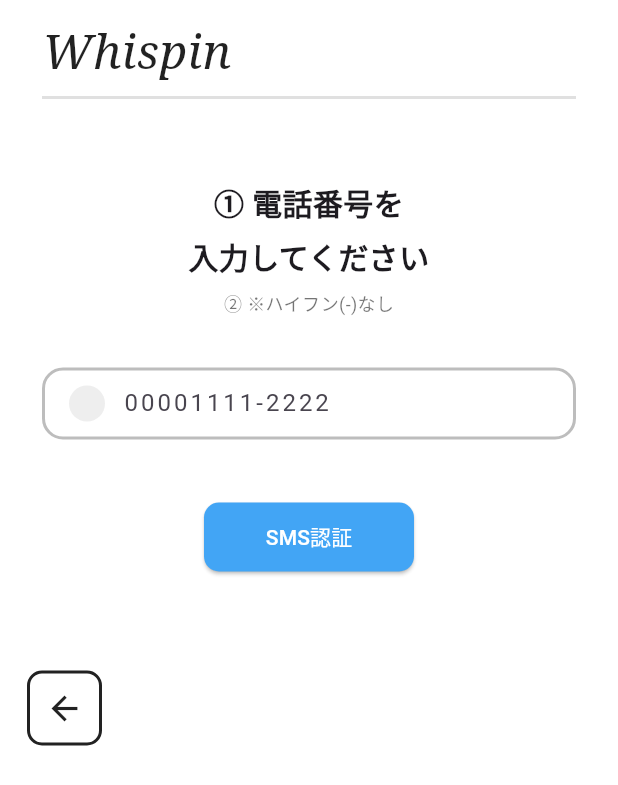
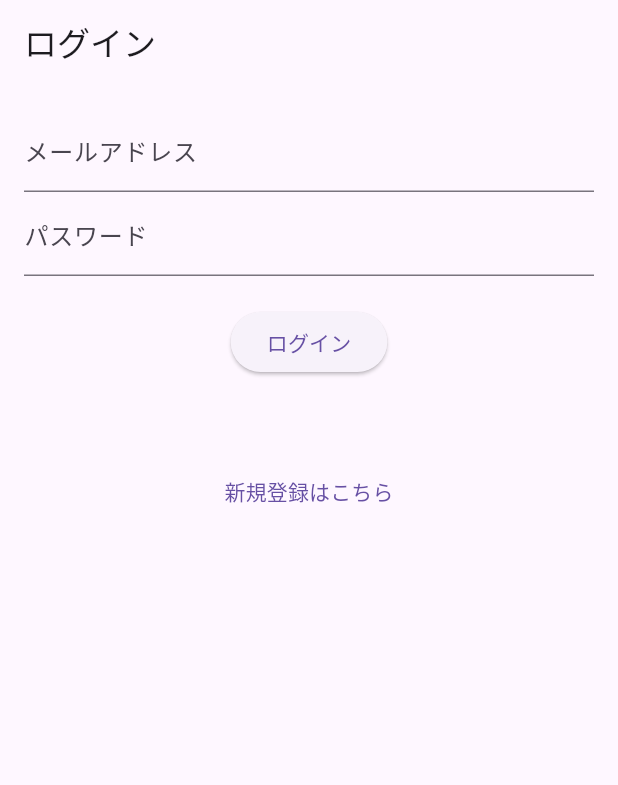
Before and after one commit to Frisk9673/Whispin, a Flutter app: the LoginPage screen opened directly, on a phone screen of 412 x 824 dp. Shown: the top 785 px of the screen. Run offline on Flutter 3.47's test engine with Material 3 defaults, Android fonts, the phone set to English and light mode, and no system bars; our stand-ins replace cloud_firestore, firebase_auth, firebase_core, image_picker; accounts and stored records are empty.

```diff
--- a/lib/login.dart
+++ b/lib/login.dart
@@ -1,183 +1,76 @@
 import 'package:flutter/material.dart';
-import 'package:flutter/services.dart';
+import 'package:firebase_auth/firebase_auth.dart';
+
+import 'home.dart';
+import 'account_create.dart';
 
 class LoginPage extends StatefulWidget {
-  const LoginPage({Key? key}) : super(key: key);
+  const LoginPage({super.key});
 
   @override
   State<LoginPage> createState() => _LoginPageState();
 }
 
 class _LoginPageState extends State<LoginPage> {
-  final TextEditingController _phoneController = TextEditingController();
+  final emailController = TextEditingController();
+  final passwordController = TextEditingController();
 
-  @override
-  void dispose() {
-    _phoneController.dispose();
-    super.dispose();
+  String message = '';
+
+  Future<void> loginUser() async {
+    try {
+      await FirebaseAuth.instance.signInWithEmailAndPassword(
+        email: emailController.text.trim(),
+        password: passwordController.text.trim(),
+      );
+
+      // ログイン成功 → Home へ遷移
+      Navigator.pushReplacement(
+        context,
+        MaterialPageRoute(builder: (_) => const RoomJoinScreen()),
+      );
+    } catch (e) {
+      setState(() => message = "ログインエラー: $e");
+    }
   }
 
   @override
   Widget build(BuildContext context) {
     return Scaffold(
-      backgroundColor: Colors.white,
-      body: SafeArea(
-        child: Stack(
+      appBar: AppBar(title: const Text('ログイン')),
+      body: Padding(
+        padding: const EdgeInsets.all(16),
+        child: Column(
           children: [
-            SingleChildScrollView(
-              child: Padding(
-                padding: const EdgeInsets.symmetric(horizontal: 28.0),
-                child: Column(
-                  crossAxisAlignment: CrossAxisAlignment.center,
-                  children: [
-                    const SizedBox(height: 12),
-                    // Header
-                    Row(
-                      children: [
-                        Text(
-                          'Whispin',
-                          style: TextStyle(
-                            fontFamily: 'Serif',
-                            fontSize: 32,
-                            fontStyle: FontStyle.italic,
-                            color: Colors.black87,
-                          ),
-                        ),
-                        const Expanded(child: SizedBox()),
-                        // underline line to mimic screenshot
-                      ],
-                    ),
-                    Container(
-                      margin: const EdgeInsets.only(top: 6, bottom: 36),
-                      height: 2,
-                      color: Colors.black12,
-                    ),
+            TextField(
+              controller: emailController,
+              decoration: const InputDecoration(labelText: 'メールアドレス'),
+            ),
+            TextField(
+              controller: passwordController,
+              decoration: const InputDecoration(labelText: 'パスワード'),
+              obscureText: true,
+            ),
+            const SizedBox(height: 20),
 
-                    const SizedBox(height: 18),
-
-                    // Title
-                    Center(
-                      child: Column(
-                        children: const [
-                          Text(
-                            '① 電話番号を',
-                            textAlign: TextAlign.center,
-                            style: TextStyle(
-                              fontSize: 20,
-                              fontWeight: FontWeight.bold,
-                            ),
-                          ),
-                          SizedBox(height: 6),
-                          Text(
-                            '入力してください',
-                            textAlign: TextAlign.center,
-                            style: TextStyle(
-                              fontSize: 20,
-                              fontWeight: FontWeight.bold,
-                            ),
-                          ),
-                          SizedBox(height: 8),
-                          Text(
-                            '② ※ハイフン(-)なし',
-                            style: TextStyle(
-                              fontSize: 12,
-                              color: Colors.black54,
-                            ),
-                          ),
-                        ],
-                      ),
-                    ),
-
-                    const SizedBox(height: 28),
-
-                    // Phone input box styled like screenshot
-                    Container(
-                      margin: const EdgeInsets.symmetric(vertical: 6),
-                      padding: const EdgeInsets.symmetric(
-                          horizontal: 16, vertical: 6),
-                      decoration: BoxDecoration(
-                        borderRadius: BorderRadius.circular(14),
-                        border: Border.all(color: Colors.black26, width: 2),
-                      ),
-                      child: Row(
-                        children: [
-                          // left small circle like screenshot indicator
-                          Container(
-                            width: 24,
-                            height: 24,
-                            decoration: BoxDecoration(
-                              color: Colors.grey.shade200,
-                              borderRadius: BorderRadius.circular(12),
-                            ),
-                          ),
-                          const SizedBox(width: 12),
-                          Expanded(
-                            child: TextField(
-                              controller: _phoneController,
-                              keyboardType: TextInputType.phone,
-                              inputFormatters: [
-                                FilteringTextInputFormatter.digitsOnly
-                              ],
-                              decoration: const InputDecoration(
-                                border: InputBorder.none,
-                                hintText: '00001111-2222',
-                                isDense: true,
-                              ),
-                              style: const TextStyle(letterSpacing: 2.0),
-                            ),
-                          ),
-                        ],
-                      ),
-                    ),
-
-                    const SizedBox(height: 36),
-
-                    // SMS button
-                    SizedBox(
-                      width: 140,
-                      height: 46,
-                      child: ElevatedButton(
-                        onPressed: () {
-                          // TODO: implement SMS authentication
-                          final phone = _phoneController.text.trim();
-                          ScaffoldMessenger.of(context).showSnackBar(
-                            SnackBar(content: Text('送信: $phone')),
-                          );
-                        },
-                        style: ElevatedButton.styleFrom(
-                          backgroundColor: Colors.blue.shade400,
-                          shape: RoundedRectangleBorder(
-                            borderRadius: BorderRadius.circular(10),
-                          ),
-                        ),
-                        child: const Text('SMS認証',
-                            style: TextStyle(color: Colors.white)),
-                      ),
-                    ),
-
-                    const SizedBox(height: 140),
-                  ],
-                ),
-              ),
+            ElevatedButton(
+              onPressed: loginUser,
+              child: const Text('ログイン'),
             ),
 
-            // Back button bottom-left like screenshot
-            Positioned(
-              left: 18,
-              bottom: 24,
-              child: GestureDetector(
-                onTap: () => Navigator.of(context).maybePop(),
-                child: Container(
-                  padding: const EdgeInsets.all(10),
-                  decoration: BoxDecoration(
-                    borderRadius: BorderRadius.circular(10),
-                    border: Border.all(color: Colors.black87, width: 2),
-                    color: Colors.white,
-                  ),
-                  child: const Icon(Icons.arrow_back, size: 26),
-                ),
-              ),
-            ),
+            const SizedBox(height: 20),
+            Text(message, style: const TextStyle(color: Colors.red)),
+
+            const SizedBox(height: 10),
+            TextButton(
+              onPressed: () {
+                Navigator.push(
+                  context,
+                  MaterialPageRoute(builder: (_) => const UserRegisterPage()),
+                );
+              },
+              child: const Text("新規登録はこちら"),
+            )
           ],
         ),
       ),
```
Also changed, not shown: lib/account_create.dart (+75 -59 lines), lib/main.dart (+7 -6 lines).
